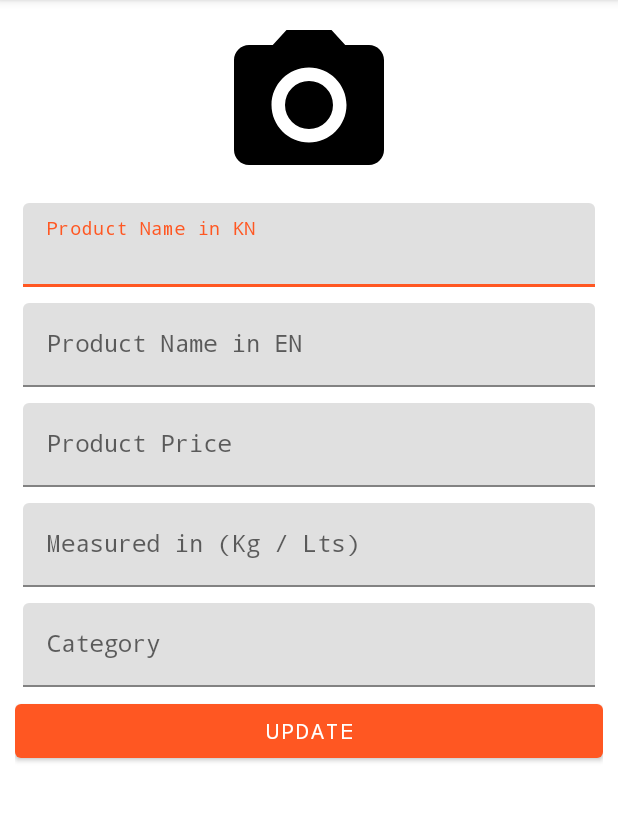
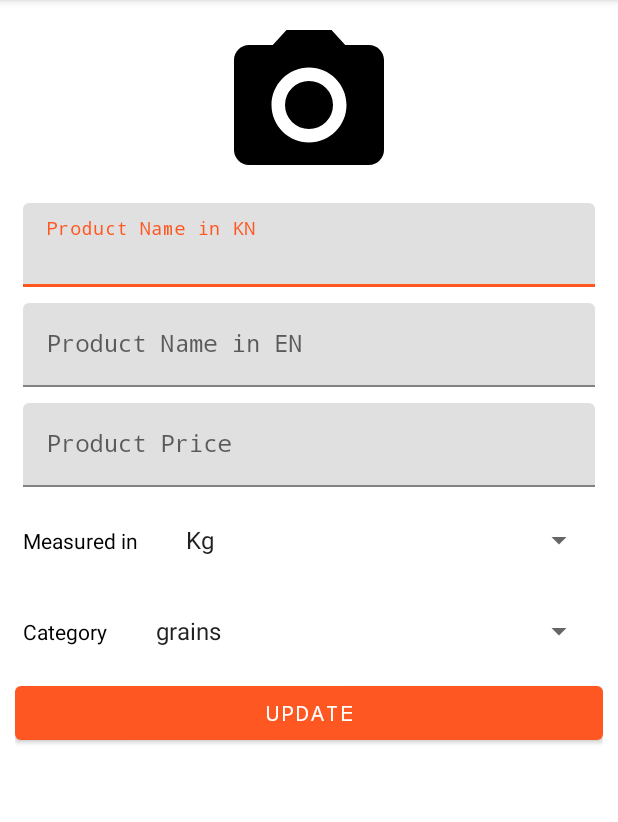
Before and after one commit to IamSagarDB/ProList, an Android app: the screen it shows after launch (UpsertProductActivity), after a tap on an icon or button, on a phone screen of 412 x 824 dp, the part 84-906 px from its top. Run offline under Robolectric (Android 15) with nearby library versions, the light colour scheme and no system bars; our stand-ins replace Dagger/Hilt's generated code, Firebase (no records; nobody signed in at launch, a user with empty details on screens opened directly), Picasso; pictures from the network do not load.

Commit message:
replaced ip field to dropdown

```diff
--- a/app/src/main/java/in/bps/prolist/ui/UpsertProductActivity.kt
+++ b/app/src/main/java/in/bps/prolist/ui/UpsertProductActivity.kt
@@ -14,6 +14,11 @@ import android.net.Uri
 import androidx.appcompat.app.AppCompatActivity
 import android.os.Bundle
 import android.provider.OpenableColumns
+import android.view.View
+import android.widget.Adapter
+import android.widget.AdapterView
+import android.widget.ArrayAdapter
+import android.widget.Spinner
 import android.widget.Toast
 import androidx.activity.viewModels
 import androidx.lifecycle.lifecycleScope
@@ -33,6 +38,8 @@ class UpsertProductActivity : AppCompatActivity() {
     private var isImageUploaded: Boolean = false
     private var progressDialog: CustomDialog? = null
     private val productViewModel: ProductViewModel by viewModels()
+    private var selectedMeasure: String = ""
+    private var selectedCategory: String = ""
 
     override fun onCreate(savedInstanceState: Bundle?) {
         super.onCreate(savedInstanceState)
@@ -41,6 +48,45 @@ class UpsertProductActivity : AppCompatActivity() {
 
         storage = Firebase.storage
         progressDialog = CustomDialog(this)
+
+        val measure = resources.getStringArray(R.array.measure);
+        val category = resources.getStringArray(R.array.category);
+
+        // measure Drop Down
+        val measureSpinnerAdapter = ArrayAdapter(this, android.R.layout.simple_list_item_1, measure)
+        binding.measureSpinner.adapter = measureSpinnerAdapter;
+
+        // category dropdown
+        val categorySpinnerAdapter = ArrayAdapter(this, android.R.layout.simple_list_item_1, category);
+        binding.categorySpinner.adapter = categorySpinnerAdapter;
+
+        binding.measureSpinner.onItemSelectedListener = object : AdapterView.OnItemSelectedListener {
+            override fun onItemSelected(
+                parent: AdapterView<*>?,
+                view: View?,
+                position: Int,
+                id: Long
+            ) {
+                selectedMeasure = measure[position];
+            }
+            override fun onNothingSelected(parent: AdapterView<*>?) {
+            }
+        }
+
+        binding.categorySpinner.onItemSelectedListener = object  : AdapterView.OnItemSelectedListener {
+            override fun onItemSelected(
+                parent: AdapterView<*>?,
+                view: View?,
+                position: Int,
+                id: Long
+            ) {
+                selectedCategory = category[position]
+            }
+
+            override fun onNothingSelected(parent: AdapterView<*>?) {
+            }
+
+        }
 
         val productNameENBundle = intent.getStringExtra("productNameEN")
         val productNameKNBundle = intent.getStringExtra("productNameKN")
@@ -54,8 +100,8 @@ class UpsertProductActivity : AppCompatActivity() {
             binding.productNameKN.setText(productNameKNBundle)
             binding.productNameEN.setText(productNameENBundle)
             binding.productPrice.setText(productPriceBundle.toString())
-            binding.productMeasuredIn.setText(measuredInBundle)
-            binding.productCategory.setText(categoryBundle)
+            binding.measureSpinner.setSelection(measureSpinnerAdapter.getPosition(measuredInBundle));
+            binding.categorySpinner.setSelection(categorySpinnerAdapter.getPosition(categoryBundle))
             downloadImageUrl = Uri.parse(imageUrl)
             Picasso.get()
                 .load(downloadImageUrl)
@@ -70,12 +116,11 @@ class UpsertProductActivity : AppCompatActivity() {
         }
 
         binding.updateProduct.setOnClickListener {
-
             val productNameKn = binding.productNameKN.text!!.trim().toString()
             val productNameEN = binding.productNameEN.text!!.trim().toString()
             val productPrice = binding.productPrice.text!!.trim().toString()
-            val measure = binding.productMeasuredIn.text!!.trim().toString()
-            val category = binding.productCategory.text!!.trim().toString()
+            val measure = selectedMeasure.trim()
+            val category = selectedCategory.trim()
 
             if (productNameKn.isNotEmpty() && productNameEN.isNotEmpty() && measure.isNotEmpty() && category.isNotEmpty() && isImageUploaded && productPrice.isNotEmpty()) {
                 var product = Product (category = category, measureIn = measure, productImage = downloadImageUrl.toString(), productName_en = productNameEN, productName_kn = productNameKn , productPrice = productPrice.toInt(), id = documentId!! );
@@ -87,7 +132,6 @@ class UpsertProductActivity : AppCompatActivity() {
                     updateProduct(product)
                 }
             }
-
         }
     }
 
--- a/app/src/main/res/layout/activity_upsert_product.xml
+++ b/app/src/main/res/layout/activity_upsert_product.xml
@@ -60,37 +60,42 @@
             android:inputType="number" />
     </com.google.android.material.textfield.TextInputLayout>
 
-    <com.google.android.material.textfield.TextInputLayout
-        style="@style/ThemeOverlay.Material3.TextInputEditText.OutlinedBox"
+    <LinearLayout
         android:layout_width="match_parent"
         android:layout_height="wrap_content"
+        android:orientation="horizontal"
         android:layout_margin="5dp">
+        <com.google.android.material.textview.MaterialTextView
+            android:layout_width="wrap_content"
+            android:layout_height="wrap_content"
+            android:textColor="@color/black"
+            android:text="@string/measured_in_kg_lts"/>
 
-        <com.google.android.material.textfield.TextInputEditText
-            android:id="@+id/productMeasuredIn"
+        <Spinner
+            android:id="@+id/measureSpinner"
             android:layout_width="match_parent"
-            android:layout_height="wrap_content"
-            android:fontFamily="monospace"
-            android:hint="@string/measured_in_kg_lts"
-            android:inputType="textCapWords"
-            android:textAllCaps="true" />
-    </com.google.android.material.textfield.TextInputLayout>
+            android:layout_marginStart="16dp"
+            android:layout_height="50dp"/>
+    </LinearLayout>
 
-    <com.google.android.material.textfield.TextInputLayout
-        style="@style/ThemeOverlay.Material3.TextInputEditText.OutlinedBox"
+    <LinearLayout
         android:layout_width="match_parent"
         android:layout_height="wrap_content"
+        android:orientation="horizontal"
         android:layout_margin="5dp">
+        <com.google.android.material.textview.MaterialTextView
+            android:layout_width="wrap_content"
+            android:layout_height="wrap_content"
+            android:textColor="@color/black"
+            android:text="@string/category"/>
 
-        <com.google.android.material.textfield.TextInputEditText
-            android:id="@+id/productCategory"
+        <Spinner
+            android:id="@+id/categorySpinner"
             android:layout_width="match_parent"
-            android:layout_height="wrap_content"
-            android:fontFamily="monospace"
-            android:hint="@string/category"
-            android:inputType="text"
-            android:textAllCaps="false" />
-    </com.google.android.material.textfield.TextInputLayout>
+            android:layout_marginStart="16dp"
+            android:layout_height="50dp"/>
+    </LinearLayout>
+
 
     <com.google.android.material.button.MaterialButton
         android:id="@+id/updateProduct"
--- a/app/src/main/res/values/strings.xml
+++ b/app/src/main/res/values/strings.xml
@@ -25,7 +25,7 @@
     <string name="enter_amount">Enter Amount</string>
     <string name="get_weight">get weight</string>
     <string name="add_product">Add Product</string>
-    <string name="measured_in_kg_lts">Measured in (Kg / Lts)</string>
+    <string name="measured_in_kg_lts">Measured in</string>
     <string name="category">Category</string>
     <string name="product_name_in_en">Product Name in EN</string>
     <string name="product_name_in_kn">Product Name in KN</string>
@@ -34,4 +34,14 @@
     <string name="please_wait">Please Wait..</string>
     <string name="something_went_wrong">Something went wrong please try again</string>
 
+    <string-array name="measure">
+        <item>Kg</item>
+        <item>Lts</item>
+    </string-array>
+
+    <string-array name="category">
+        <item>grains</item>
+        <item>flour</item>
+        <item>etc</item>
+    </string-array>
 </resources>
```
